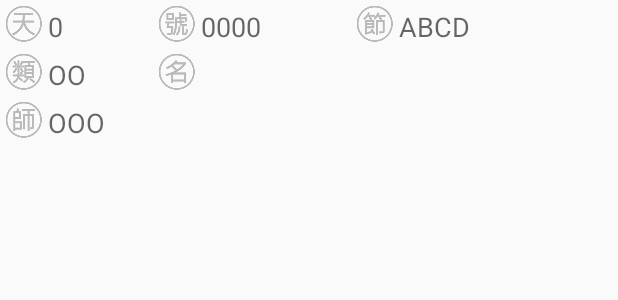
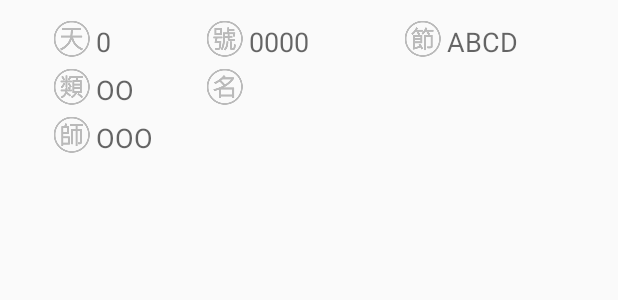
Before and after one commit to qaz10102030/Campus_UI, an Android app: the layout add_course_item.xml on its own in the app's theme, with its tools: preview values and no code run, on a phone screen of 412 x 824 dp. Shown: the top 300 px of the screen. Run offline under Robolectric (Android 15) with nearby library versions, the phone set to English and light mode, and no system bars.

Commit message:
10/12 push by laptop

```diff
--- a/app/build.gradle
+++ b/app/build.gradle
@@ -10,6 +10,7 @@ android {
         versionCode 1
         versionName "1.0"
         testInstrumentationRunner "android.support.test.runner.AndroidJUnitRunner"
+        multiDexEnabled true
     }
     buildTypes {
         release {
@@ -30,4 +31,5 @@ dependencies {
     compile 'com.google.android.gms:play-services:9.4.0'
     compile 'com.github.clans:fab:1.6.4'
     compile group: 'com.mcxiaoke.volley', name: 'library', version: '1.0.19'
+    compile 'com.android.support:multidex:1.0.1'
 }
--- a/app/src/main/java/net/kaijie/campus_ui/CourseAdapter.java
+++ b/app/src/main/java/net/kaijie/campus_ui/CourseAdapter.java
@@ -37,9 +37,11 @@ public class CourseAdapter extends ArrayAdapter<Course> {
         TextView tv_require = (TextView) convertView.findViewById(R.id.tv_require);
         TextView tv_name = (TextView) convertView.findViewById(R.id.tv_name);
         TextView tv_teacher = (TextView) convertView.findViewById(R.id.tv_teacher);
-        tv_day.setText(courseObj.getday());
+        String forDay = courseObj.getday() + "";
+        String forSchedule = courseObj.getschedule() + "";
+        tv_day.setText(forDay);
         tv_serial.setText(courseObj.getserial());
-        tv_schedule.setText(courseObj.getschedule());
+        tv_schedule.setText(forSchedule);
         tv_require.setText(courseObj.getrequire());
         tv_name.setText(courseObj.getname());
         tv_teacher.setText(courseObj.getteacher());
--- a/app/src/main/java/net/kaijie/campus_ui/HttpRequest/HttpRequest.java
+++ b/app/src/main/java/net/kaijie/campus_ui/HttpRequest/HttpRequest.java
@@ -2,6 +2,7 @@ package net.kaijie.campus_ui.HttpRequest;
 
 import android.content.Context;
 
+import com.android.volley.DefaultRetryPolicy;
 import com.android.volley.RequestQueue;
 import com.android.volley.Response;
 import com.android.volley.VolleyError;
@@ -15,6 +16,7 @@ public class HttpRequest {
     private String Server = "http://140.125.33.140:3030";
     private RequestQueue mQueue;
     private StringRequest getRequest;
+    private int VolleyTimeOut = 20000;
     private VolleyCallback volleycallback;
 
     public Response.ErrorListener errorlistener = new Response.ErrorListener() {
@@ -38,6 +40,7 @@ public class HttpRequest {
                         volleycallback.onSuccess("queue", response);
                     }
                 }, errorlistener);
+        getRequest.setRetryPolicy(new DefaultRetryPolicy(VolleyTimeOut,DefaultRetryPolicy.DEFAULT_MAX_RETRIES,DefaultRetryPolicy.DEFAULT_BACKOFF_MULT));
         mQueue.add(getRequest);
     }
 
--- a/app/src/main/res/layout/add_course_activity.xml
+++ b/app/src/main/res/layout/add_course_activity.xml
@@ -11,6 +11,6 @@
     <ListView
         android:layout_width="match_parent"
         android:layout_height="wrap_content"
-        android:id="@+id/listView" />
+        android:id="@+id/lvCourse" />
 
 </LinearLayout>
--- a/app/src/main/res/layout/add_course_item.xml
+++ b/app/src/main/res/layout/add_course_item.xml
@@ -2,6 +2,52 @@
 <RelativeLayout xmlns:android="http://schemas.android.com/apk/res/android"
     android:layout_width="match_parent"
     android:layout_height="wrap_content">
+
+    <RelativeLayout
+        android:layout_width="wrap_content"
+        android:layout_height="wrap_content"
+        android:layout_alignParentTop="true"
+        android:layout_centerHorizontal="true"
+        android:layout_marginTop="10dp"
+        android:layout_marginBottom="10dp">
+
+        <TextView
+            android:layout_width="wrap_content"
+            android:layout_height="wrap_content"
+            android:textAppearance="?android:attr/textAppearanceMedium"
+            android:text="OOO"
+            android:id="@+id/tv_teacher"
+            android:layout_below="@+id/imageView2"
+            android:layout_toEndOf="@+id/imageView2"
+            android:layout_marginTop="5dp" />
+
+        <ImageView
+            android:layout_width="wrap_content"
+            android:layout_height="wrap_content"
+            android:id="@+id/imageView6"
+            android:layout_below="@+id/imageView2"
+            android:layout_alignParentStart="true"
+            android:src="@drawable/course_item_teacher" />
+
+        <TextView
+            android:layout_width="wrap_content"
+            android:layout_height="wrap_content"
+            android:textAppearance="?android:attr/textAppearanceMedium"
+            android:text="OO"
+            android:id="@+id/tv_require"
+            android:layout_alignTop="@+id/imageView2"
+            android:layout_toEndOf="@+id/imageView2"
+            android:layout_marginTop="5dp" />
+
+        <TextView
+            android:layout_width="wrap_content"
+            android:layout_height="wrap_content"
+            android:textAppearance="?android:attr/textAppearanceMedium"
+            android:id="@+id/tv_name"
+            android:layout_alignTop="@+id/imageView5"
+            android:layout_toEndOf="@+id/imageView5"
+            android:layout_marginTop="5dp"
+            android:ems="10"/>
 
         <ImageView
             android:layout_width="wrap_content"
@@ -75,43 +121,6 @@
             android:src="@drawable/course_item_name"
             android:layout_below="@+id/imageView4"
             android:layout_alignStart="@+id/imageView4" />
-
-    <TextView
-        android:layout_width="wrap_content"
-        android:layout_height="wrap_content"
-        android:textAppearance="?android:attr/textAppearanceMedium"
-        android:id="@+id/tv_name"
-        android:layout_alignTop="@+id/imageView5"
-        android:layout_toEndOf="@+id/imageView5"
-        android:layout_marginTop="5dp"
-        android:ems="10"/>
-
-    <TextView
-        android:layout_width="wrap_content"
-        android:layout_height="wrap_content"
-        android:textAppearance="?android:attr/textAppearanceMedium"
-        android:text="OO"
-        android:id="@+id/tv_require"
-        android:layout_alignTop="@+id/imageView2"
-        android:layout_toEndOf="@+id/imageView2"
-        android:layout_marginTop="5dp" />
-
-    <ImageView
-        android:layout_width="wrap_content"
-        android:layout_height="wrap_content"
-        android:id="@+id/imageView6"
-        android:layout_below="@+id/imageView2"
-        android:layout_alignParentStart="true"
-        android:src="@drawable/course_item_teacher" />
-
-    <TextView
-        android:layout_width="wrap_content"
-        android:layout_height="wrap_content"
-        android:textAppearance="?android:attr/textAppearanceMedium"
-        android:text="OOO"
-        android:id="@+id/tv_teacher"
-        android:layout_below="@+id/imageView2"
-        android:layout_toEndOf="@+id/imageView2"
-        android:layout_marginTop="5dp" />
+    </RelativeLayout>
 
 </RelativeLayout>
--- a/gradle.properties
+++ b/gradle.properties
@@ -9,7 +9,7 @@
 
 # Specifies the JVM arguments used for the daemon process.
 # The setting is particularly useful for tweaking memory settings.
-org.gradle.jvmargs=-Xmx1536m
+org.gradle.jvmargs=-Xmx2048m
 
 # When configured, Gradle will run in incubating parallel mode.
 # This option should only be used with decoupled projects. More details, visit
```
Also changed, not shown: app/src/main/java/net/kaijie/campus_ui/AddCourseActivity.java (+57 -2 lines), app/src/main/java/net/kaijie/campus_ui/MainActivity.java (+12 -4 lines). Lines whose indentation alone changed are shown as unchanged.
